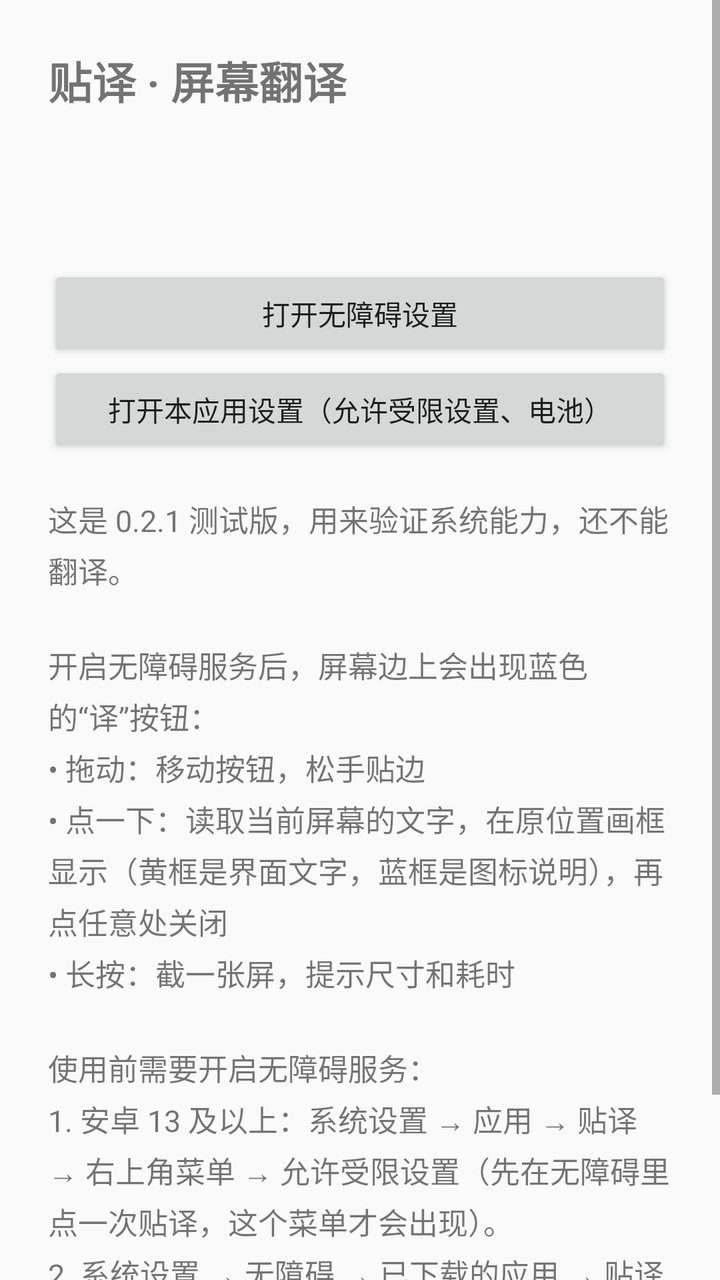
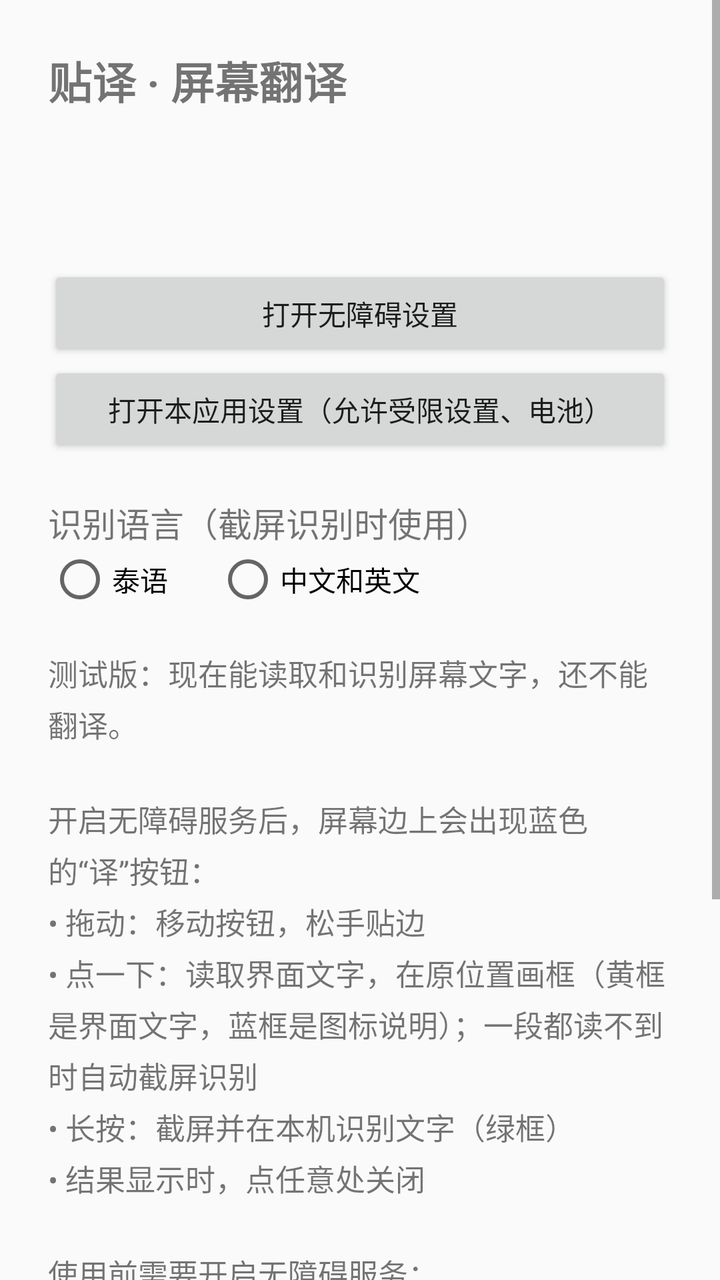

Two renders of the same Android screen: before a commit and after it. Below are the layout's source before the change and the commit's diff.
<!-- AndroidManifest.xml: application theme Theme.TextTack -->
<!-- res/layout/activity_main.xml -->
<?xml version="1.0" encoding="utf-8"?>
<ScrollView xmlns:android="http://schemas.android.com/apk/res/android"
    android:layout_width="match_parent"
    android:layout_height="match_parent">

    <LinearLayout
        android:layout_width="match_parent"
        android:layout_height="wrap_content"
        android:orientation="vertical"
        android:padding="24dp">

        <TextView
            android:layout_width="wrap_content"
            android:layout_height="wrap_content"
            android:text="@string/main_title"
            android:textSize="22sp"
            android:textStyle="bold" />

        <TextView
            android:id="@+id/version"
            android:layout_width="wrap_content"
            android:layout_height="wrap_content"
            android:layout_marginTop="4dp"
            android:textSize="13sp" />

        <TextView
            android:id="@+id/status"
            android:layout_width="wrap_content"
            android:layout_height="wrap_content"
            android:layout_marginTop="20dp"
            android:textSize="17sp" />

        <Button
            android:id="@+id/open_accessibility"
            android:layout_width="match_parent"
            android:layout_height="wrap_content"
            android:layout_marginTop="12dp"
            android:text="@string/open_accessibility_settings" />

        <Button
            android:id="@+id/open_app_settings"
            android:layout_width="match_parent"
            android:layout_height="wrap_content"
            android:text="@string/open_app_settings" />

        <TextView
            android:layout_width="wrap_content"
            android:layout_height="wrap_content"
            android:layout_marginTop="20dp"
            android:lineSpacingExtra="4dp"
            android:text="@string/main_intro"
            android:textSize="15sp" />
    </LinearLayout>
</ScrollView>
<!-- resources referenced by this layout -->
<resources>
  <string name="main_intro">这是 0.2.1 测试版，用来验证系统能力，还不能翻译。\n\n开启无障碍服务后，屏幕边上会出现蓝色的“译”按钮：\n• 拖动：移动按钮，松手贴边\n• 点一下：读取当前屏幕的文字，在原位置画框显示（黄框是界面文字，蓝框是图标说明），再点任意处关闭\n• 长按：截一张屏，提示尺寸和耗时\n\n使用前需要开启无障碍服务：\n1. 安卓 13 及以上：系统设置 → 应用 → 贴译 → 右上角菜单 → 允许受限设置（先在无障碍里点一次贴译，这个菜单才会出现）。\n2. 系统设置 → 无障碍 → 已下载的应用 → 贴译 → 开启。\n3. 国产系统：把贴译的电池设为无限制，并允许自启动。</string>
  <string name="main_title">贴译 · 屏幕翻译</string>
  <string name="open_accessibility_settings">打开无障碍设置</string>
  <string name="open_app_settings">打开本应用设置（允许受限设置、电池）</string>
  <style name="Theme.TextTack" parent="android:Theme.Material.Light.DarkActionBar" />
</resources>

<!-- the commit's change to res/layout/activity_main.xml (unified diff, before → after) -->
@@ -47,8 +47,43 @@
             android:layout_width="wrap_content"
             android:layout_height="wrap_content"
             android:layout_marginTop="20dp"
+            android:text="@string/ocr_language_title"
+            android:textSize="17sp" />
+
+        <RadioGroup
+            android:id="@+id/ocr_language"
+            android:layout_width="match_parent"
+            android:layout_height="wrap_content"
+            android:orientation="horizontal">
+
+            <RadioButton
+                android:id="@+id/ocr_language_th"
+                android:layout_width="wrap_content"
+                android:layout_height="wrap_content"
+                android:layout_marginEnd="24dp"
+                android:text="@string/ocr_language_th" />
+
+            <RadioButton
+                android:id="@+id/ocr_language_cjk"
+                android:layout_width="wrap_content"
+                android:layout_height="wrap_content"
+                android:text="@string/ocr_language_cjk" />
+        </RadioGroup>
+
+        <TextView
+            android:layout_width="wrap_content"
+            android:layout_height="wrap_content"
+            android:layout_marginTop="20dp"
             android:lineSpacingExtra="4dp"
             android:text="@string/main_intro"
             android:textSize="15sp" />
+
+        <Button
+            android:id="@+id/open_licenses"
+            style="?android:attr/borderlessButtonStyle"
+            android:layout_width="wrap_content"
+            android:layout_height="wrap_content"
+            android:layout_marginTop="12dp"
+            android:text="@string/open_licenses" />
     </LinearLayout>
 </ScrollView>
<!-- resource entries referenced after the edit -->
@@ -1,9 +1,13 @@
 <!-- resources referenced by this layout -->
 <resources>
-  <string name="main_intro">这是 0.2.1 测试版，用来验证系统能力，还不能翻译。\n\n开启无障碍服务后，屏幕边上会出现蓝色的“译”按钮：\n• 拖动：移动按钮，松手贴边\n• 点一下：读取当前屏幕的文字，在原位置画框显示（黄框是界面文字，蓝框是图标说明），再点任意处关闭\n• 长按：截一张屏，提示尺寸和耗时\n\n使用前需要开启无障碍服务：\n1. 安卓 13 及以上：系统设置 → 应用 → 贴译 → 右上角菜单 → 允许受限设置（先在无障碍里点一次贴译，这个菜单才会出现）。\n2. 系统设置 → 无障碍 → 已下载的应用 → 贴译 → 开启。\n3. 国产系统：把贴译的电池设为无限制，并允许自启动。</string>
+  <string name="main_intro">测试版：现在能读取和识别屏幕文字，还不能翻译。\n\n开启无障碍服务后，屏幕边上会出现蓝色的“译”按钮：\n• 拖动：移动按钮，松手贴边\n• 点一下：读取界面文字，在原位置画框（黄框是界面文字，蓝框是图标说明）；一段都读不到时自动截屏识别\n• 长按：截屏并在本机识别文字（绿框）\n• 结果显示时，点任意处关闭\n\n使用前需要开启无障碍服务：\n1. 安卓 13 及以上：系统设置 → 应用 → 贴译 → 右上角菜单 → 允许受限设置（先在无障碍里点一次贴译，这个菜单才会出现）。\n2. 系统设置 → 无障碍 → 已下载的应用 → 贴译 → 开启。\n3. 国产系统：把贴译的电池设为无限制，并允许自启动。</string>
   <string name="main_title">贴译 · 屏幕翻译</string>
+  <string name="ocr_language_cjk">中文和英文</string>
+  <string name="ocr_language_th">泰语</string>
+  <string name="ocr_language_title">识别语言（截屏识别时使用）</string>
   <string name="open_accessibility_settings">打开无障碍设置</string>
   <string name="open_app_settings">打开本应用设置（允许受限设置、电池）</string>
+  <string name="open_licenses">开源许可</string>
   <style name="Theme.TextTack" parent="android:Theme.Material.Light.DarkActionBar" />
 </resources>
 
